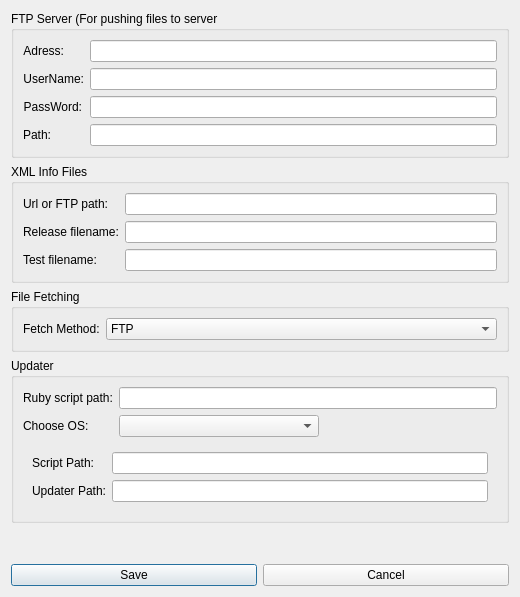
Qt form src/settings.ui (JBTecnologia/ReleaseBuilder) before a commit.
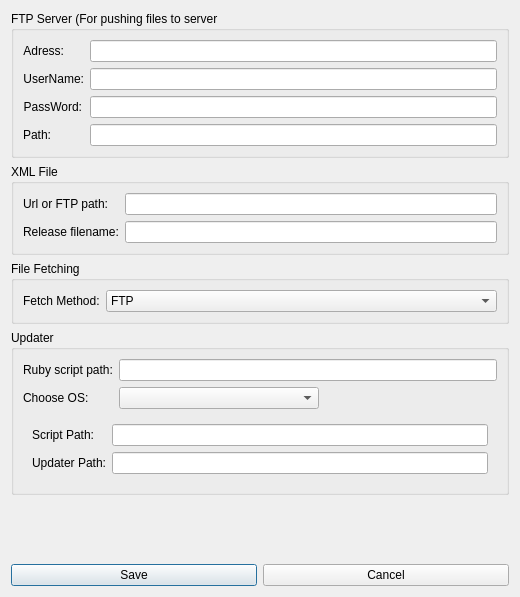
The same form after that commit.

Diff of the .ui file:
```diff
--- a/src/settings.ui
+++ b/src/settings.ui
@@ -78,7 +78,7 @@
    <item>
     <widget class="QGroupBox" name="groupBox_2">
      <property name="title">
-      <string>XML Info Files</string>
+      <string>XML File</string>
      </property>
      <layout class="QFormLayout" name="formLayout_2">
       <item row="1" column="0">
@@ -101,16 +101,6 @@
       <item row="2" column="1">
        <widget class="QLineEdit" name="infoReleaseName"/>
       </item>
-      <item row="3" column="0">
-       <widget class="QLabel" name="label_8">
-        <property name="text">
-         <string>Test filename:</string>
-        </property>
-       </widget>
-      </item>
-      <item row="3" column="1">
-       <widget class="QLineEdit" name="infoTestName"/>
-      </item>
      </layout>
     </widget>
    </item>
```
Left out of the diff: 6 changed lines with no effect on the pictures.
